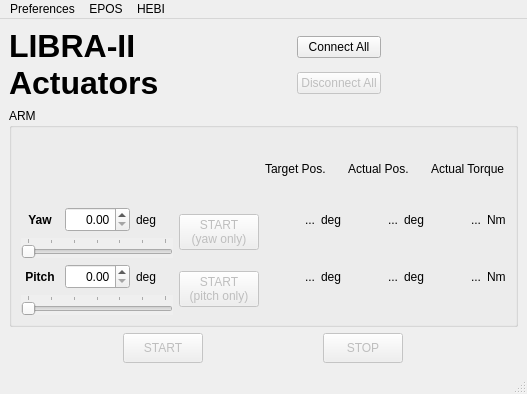
This is lib/libra_actuators/example-src/ui/main_window.ui in cbrice72/LIBRA-App as Qt 5 draws it before an edit. The edited form follows.
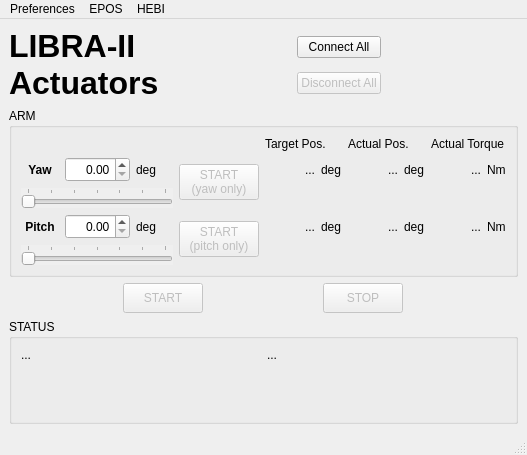
This is the edited form.

Commit message: hebi status output works!!!

The edit to the form file:
```diff
--- a/lib/libra_actuators/example-src/ui/main_window.ui
+++ b/lib/libra_actuators/example-src/ui/main_window.ui
@@ -7,7 +7,7 @@
     <x>0</x>
     <y>0</y>
     <width>527</width>
-    <height>394</height>
+    <height>455</height>
    </rect>
   </property>
   <property name="windowTitle">
@@ -692,6 +692,35 @@
       </item>
      </layout>
     </item>
+    <item row="1" column="0">
+     <widget class="QGroupBox" name="gb_status">
+      <property name="title">
+       <string>STATUS</string>
+      </property>
+      <layout class="QHBoxLayout" name="horizontalLayout">
+       <item>
+        <widget class="QLabel" name="l_yaw_status">
+         <property name="text">
+          <string>...</string>
+         </property>
+         <property name="alignment">
+          <set>Qt::AlignmentFlag::AlignLeading|Qt::AlignmentFlag::AlignLeft|Qt::AlignmentFlag::AlignTop</set>
+         </property>
+        </widget>
+       </item>
+       <item>
+        <widget class="QLabel" name="l_pitch_status">
+         <property name="text">
+          <string>...</string>
+         </property>
+         <property name="alignment">
+          <set>Qt::AlignmentFlag::AlignLeading|Qt::AlignmentFlag::AlignLeft|Qt::AlignmentFlag::AlignTop</set>
+         </property>
+        </widget>
+       </item>
+      </layout>
+     </widget>
+    </item>
    </layout>
   </widget>
   <widget class="QMenuBar" name="menubar">
```
The commit also changes 7 other files.
